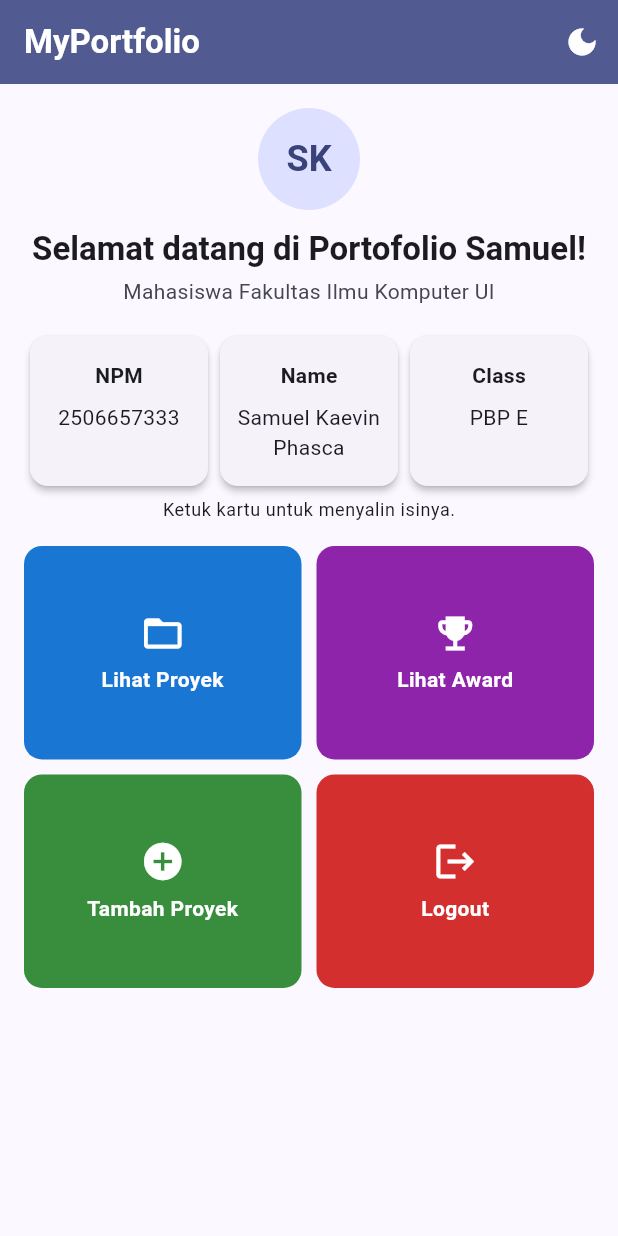
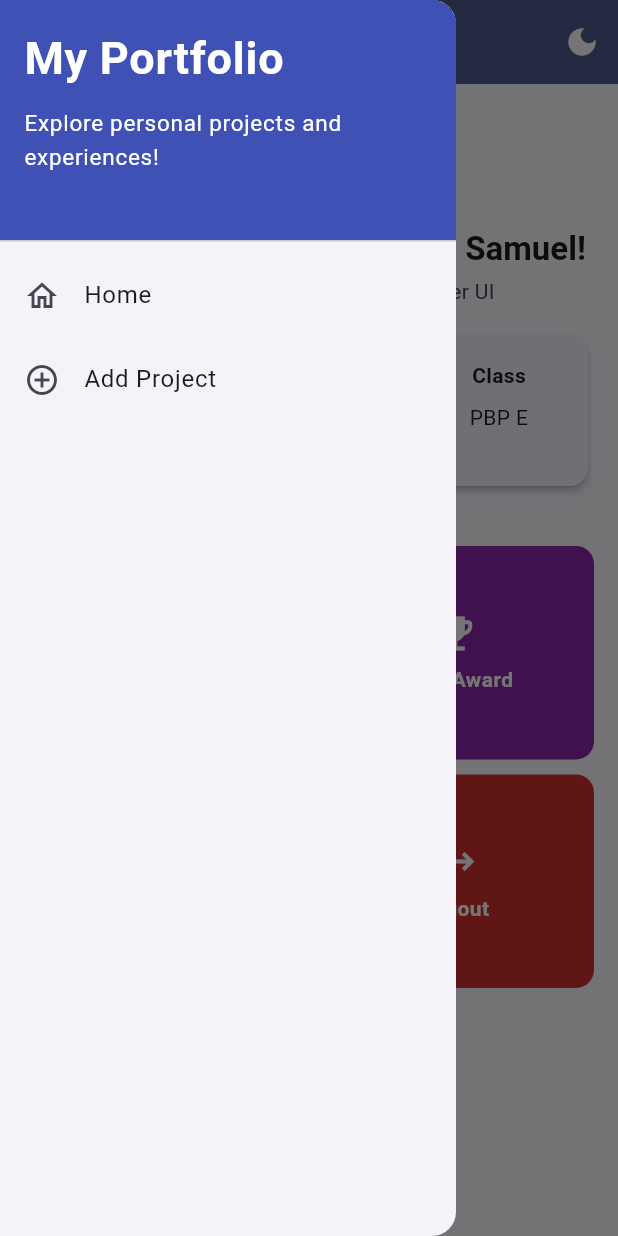
Before and after one commit to ayamedayoo/myportofolio_mobile, a Flutter app: the screen it shows after launch, with the side drawer open (before the commit the screen has no drawer), on a phone screen of 412 x 824 dp. Run offline on Flutter 3.47's test engine with Material 3 defaults, Android fonts, the phone set to English and light mode, and no system bars; our stand-ins replace material_ui.

Commit message:
feat: tutorial 9 drawer menu, form tambah proyek, navigasi tombol, dan refactoring screens/widgets
- LeftDrawer dengan header dan navigasi Home serta Add Project (pushReplacement)
- ProjectFormPage dengan validasi dan pop-up AlertDialog berisi isi form
- Tombol Tambah Proyek membuka form lewat Navigator.push
- Impor diganti ke package:material_ui/material_ui.dart
- menu.dart dan project_form.dart dipindah ke screens/, ItemCard ke widgets/project_card.dart
- Test navigasi dan form, README diperbarui

```diff
--- a/lib/main.dart
+++ b/lib/main.dart
@@ -1,5 +1,5 @@
-import 'package:flutter/material.dart';
-import 'package:myportofolio_mobile/menu.dart';
+import 'package:material_ui/material_ui.dart';
+import 'package:myportofolio_mobile/screens/menu.dart';
 import 'package:myportofolio_mobile/theme/app_theme.dart';
 
 void main() {
--- a/lib/models/item_homepage.dart
+++ b/lib/models/item_homepage.dart
@@ -1,4 +1,4 @@
-import 'package:flutter/material.dart';
+import 'package:material_ui/material_ui.dart';
 
 /// Data untuk satu tombol aksi di halaman utama.
 ///
--- a/lib/menu.dart
+++ b/lib/screens/menu.dart
@@ -1,8 +1,9 @@
-import 'package:flutter/material.dart';
+import 'package:material_ui/material_ui.dart';
 import 'package:myportofolio_mobile/models/item_homepage.dart';
 import 'package:myportofolio_mobile/theme/app_theme.dart';
 import 'package:myportofolio_mobile/widgets/info_card.dart';
-import 'package:myportofolio_mobile/widgets/item_card.dart';
+import 'package:myportofolio_mobile/widgets/left_drawer.dart';
+import 'package:myportofolio_mobile/widgets/project_card.dart';
 import 'package:myportofolio_mobile/widgets/profile_header.dart';
 
 /// Lebar layar (logical pixel) mulai dari mana grid memakai empat kolom,
@@ -43,6 +44,8 @@ class MyHomePage extends StatelessWidget {
         backgroundColor: colorScheme.primary,
         // onPrimary menjaga judul tetap terbaca di tema terang maupun gelap.
         foregroundColor: colorScheme.onPrimary,
+        // Ikon hamburger drawer ikut berwarna onPrimary.
+        iconTheme: IconThemeData(color: colorScheme.onPrimary),
         actions: [
           IconButton(
             tooltip: isDark ? 'Mode terang' : 'Mode gelap',
@@ -51,6 +54,7 @@ class MyHomePage extends StatelessWidget {
           ),
         ],
       ),
+      drawer: const LeftDrawer(),
       // SingleChildScrollView mencegah overflow saat isi halaman lebih
       // tinggi dari layar, misalnya di ponsel kecil atau mode lanskap.
       body: SingleChildScrollView(
--- a/lib/theme/app_theme.dart
+++ b/lib/theme/app_theme.dart
@@ -1,4 +1,4 @@
-import 'package:flutter/material.dart';
+import 'package:material_ui/material_ui.dart';
 
 /// Mode tema yang sedang aktif (terang atau gelap).
 ///
--- a/lib/widgets/app_snackbar.dart
+++ b/lib/widgets/app_snackbar.dart
@@ -1,4 +1,4 @@
-import 'package:flutter/material.dart';
+import 'package:material_ui/material_ui.dart';
 
 /// Menampilkan SnackBar melayang dan menutup SnackBar lama lebih dulu,
 /// supaya pesan langsung berganti saat beberapa tombol ditekan berturut-turut.
--- a/lib/widgets/info_card.dart
+++ b/lib/widgets/info_card.dart
@@ -1,4 +1,4 @@
-import 'package:flutter/material.dart';
+import 'package:material_ui/material_ui.dart';
 import 'package:flutter/services.dart';
 import 'package:myportofolio_mobile/widgets/app_snackbar.dart';
 
--- /dev/null
+++ b/lib/widgets/left_drawer.dart
@@ -0,0 +1,66 @@
+import 'package:material_ui/material_ui.dart';
+import 'package:myportofolio_mobile/screens/menu.dart';
+import 'package:myportofolio_mobile/screens/project_form.dart';
+
+/// Menu samping untuk berpindah antara halaman utama dan form tambah proyek.
+///
+/// Navigasi lewat drawer memakai `pushReplacement`, jadi halaman lama
+/// diganti dan stack tidak terus bertambah setiap kali menu dipilih.
+class LeftDrawer extends StatelessWidget {
+  const LeftDrawer({super.key});
+
+  @override
+  Widget build(BuildContext context) {
+    return Drawer(
+      child: ListView(
+        children: [
+          const DrawerHeader(
+            decoration: BoxDecoration(color: Colors.indigo),
+            child: Column(
+              crossAxisAlignment: CrossAxisAlignment.start,
+              children: [
+                Text(
+                  'My Portfolio',
+                  style: TextStyle(
+                    fontSize: 30,
+                    fontWeight: FontWeight.bold,
+                    color: Colors.white,
+                  ),
+                ),
+                SizedBox(height: 10),
+                Text(
+                  'Explore personal projects and experiences!',
+                  style: TextStyle(fontSize: 15, color: Colors.white),
+                ),
+              ],
+            ),
+          ),
+          ListTile(
+            leading: const Icon(Icons.home_outlined),
+            title: const Text('Home'),
+            // Navigasi ke halaman utama portofolio
+            onTap: () {
+              Navigator.pushReplacement(
+                context,
+                MaterialPageRoute(builder: (context) => MyHomePage()),
+              );
+            },
+          ),
+          ListTile(
+            leading: const Icon(Icons.add_circle_outline),
+            title: const Text('Add Project'),
+            // Navigasi ke halaman tambah proyek
+            onTap: () {
+              Navigator.pushReplacement(
+                context,
+                MaterialPageRoute(
+                  builder: (context) => const ProjectFormPage(),
+                ),
+              );
+            },
+          ),
+        ],
+      ),
+    );
+  }
+}
--- a/lib/widgets/profile_header.dart
+++ b/lib/widgets/profile_header.dart
@@ -1,4 +1,4 @@
-import 'package:flutter/material.dart';
+import 'package:material_ui/material_ui.dart';
 
 /// Sapaan di bagian atas halaman: avatar berisi inisial dan nama pemilik.
 class ProfileHeader extends StatelessWidget {
--- a/pubspec.yaml
+++ b/pubspec.yaml
@@ -34,6 +34,7 @@ dependencies:
   # The following adds the Cupertino Icons font to your application.
   # Use with the CupertinoIcons class for iOS style icons.
   cupertino_icons: ^1.0.8
+  material_ui: ^1.11.1
 
 dev_dependencies:
   flutter_test:
```
Also changed, not shown: lib/screens/project_form.dart (added, +218 -0 lines), lib/widgets/project_card.dart (renamed from lib/widgets/item_card.dart, +15 -1 lines), pubspec.lock, 2 other files.
